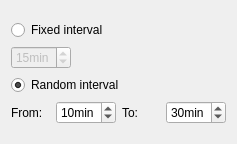
Before: the Qt Designer form ui/timersettingswidget.ui in sinis/MakeRT, drawn with Qt 5.
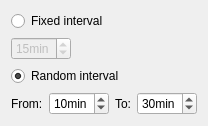
After: the same form once the commit is applied.

Diff of the .ui file:
```diff
--- a/ui/timersettingswidget.ui
+++ b/ui/timersettingswidget.ui
@@ -6,8 +6,8 @@
    <rect>
     <x>0</x>
     <y>0</y>
-    <width>237</width>
-    <height>144</height>
+    <width>195</width>
+    <height>118</height>
    </rect>
   </property>
   <property name="windowTitle">
@@ -115,6 +115,19 @@
      </item>
     </layout>
    </item>
+   <item row="1" column="0">
+    <spacer name="verticalSpacer">
+     <property name="orientation">
+      <enum>Qt::Vertical</enum>
+     </property>
+     <property name="sizeHint" stdset="0">
+      <size>
+       <width>20</width>
+       <height>0</height>
+      </size>
+     </property>
+    </spacer>
+   </item>
   </layout>
  </widget>
  <resources/>
```
